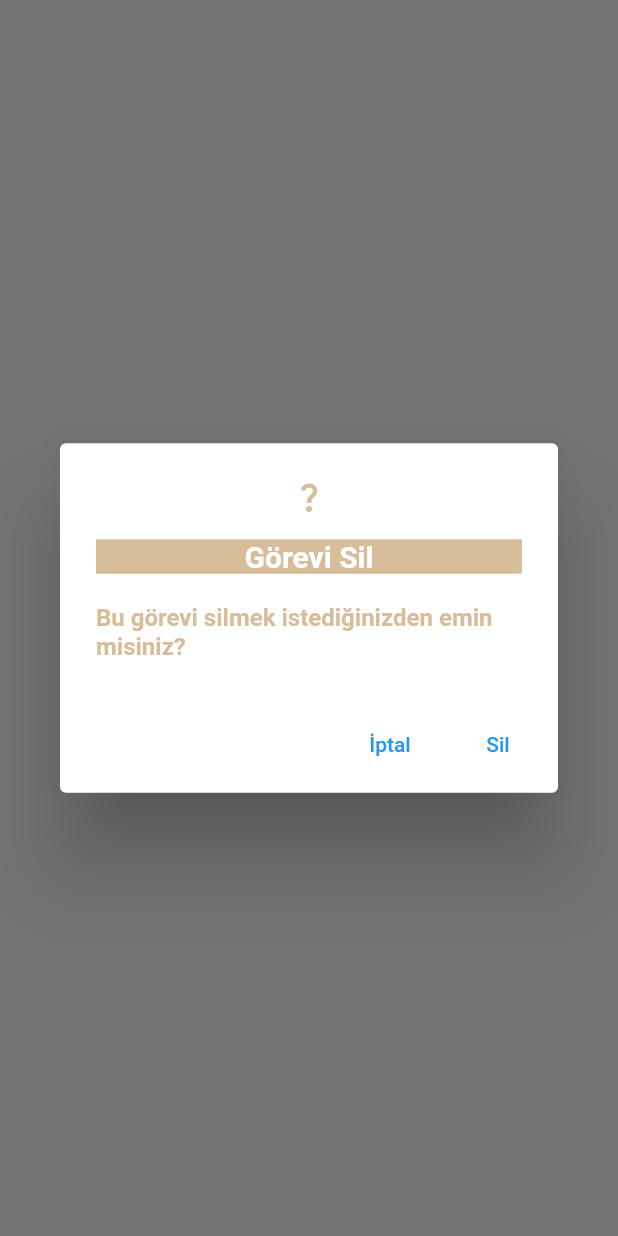
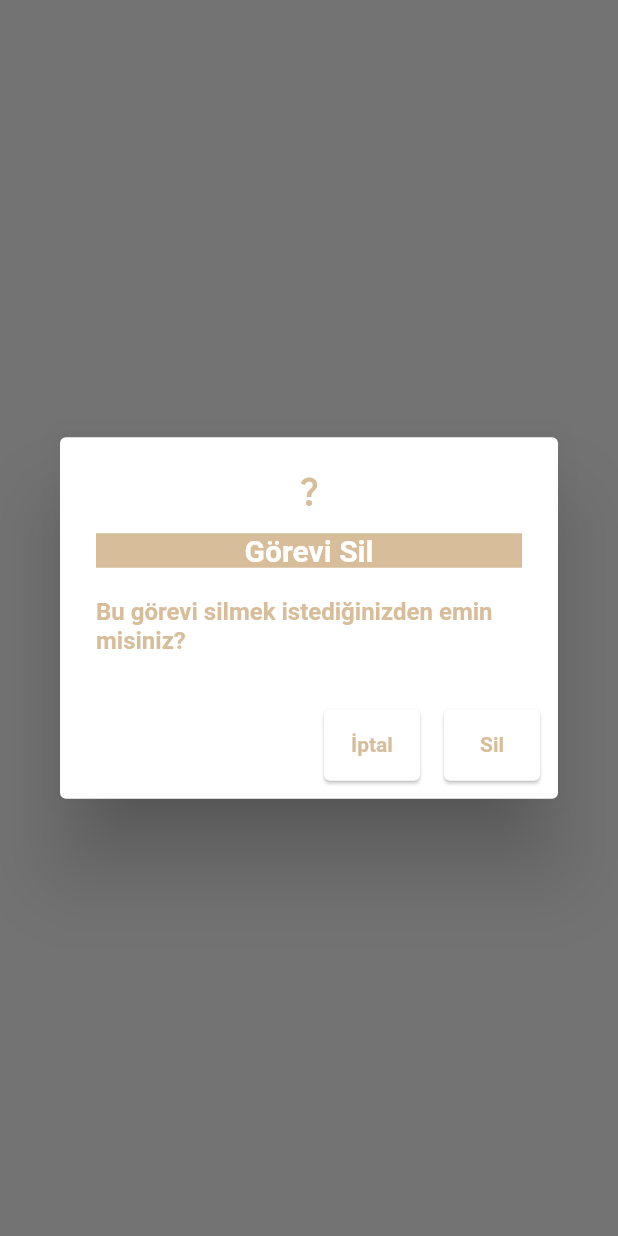
Before and after one commit to sedsax/todo_persembe, a Flutter app: what showDeleteConfirmationDialog() shows on an empty page, opened directly with empty values, on a phone screen of 412 x 824 dp. Run offline on Flutter 3.47's test engine with Material 2 defaults, Android fonts, the phone set to English and light mode, and no system bars; our stand-ins replace hive_flutter; accounts and stored records are empty.

Commit message:
silme_alert dialoguna son değişiklikler yapıldı

```diff
--- a/lib/widgets/silme_alert.dart
+++ b/lib/widgets/silme_alert.dart
@@ -18,18 +18,22 @@ class DialogUtil {
             child: const Text('Görevi Sil', style: TextStyle(color: Colors.white,fontWeight: FontWeight.bold),)),
           content: const Text('Bu görevi silmek istediğinizden emin misiniz?', style: TextStyle(color:Color.fromARGB(255, 215, 189, 154),fontWeight: FontWeight.bold),),
           actions: [
-            TextButton(
-              child: const Text('İptal'),
+            Card(
+              child: TextButton(
+                child: const Text('İptal',style: TextStyle(color: Color.fromARGB(255, 215, 189, 154),fontWeight: FontWeight.bold)),
                 onPressed: () {
                   Navigator.pop(context);
                 },
               ),
-            TextButton(
-              child: const Text('Sil'),
+            ),
+            Card(
+              child: TextButton(
+                child: const Text('Sil',style: TextStyle(color: Color.fromARGB(255, 215, 189, 154),fontWeight: FontWeight.bold)),
                 onPressed: () {
                   taskData.deleteTask(task);
                   Navigator.pop(context);
                 },
+              ),
             ),
           ],
         );
```
Lines whose indentation alone changed are shown as unchanged.
